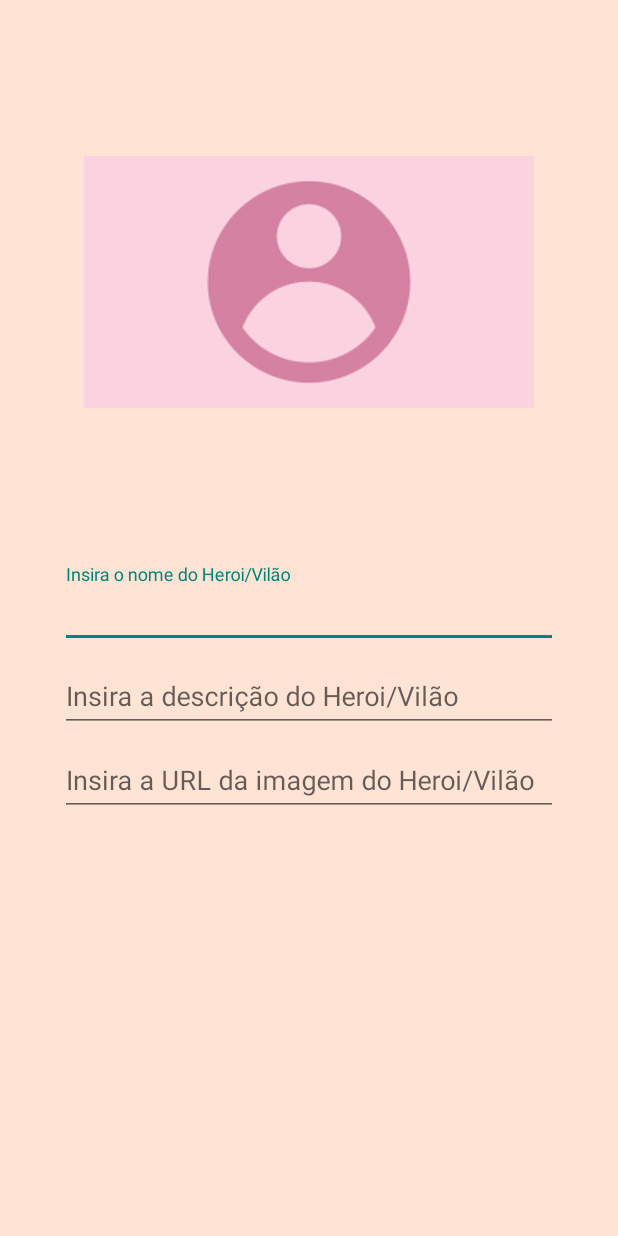
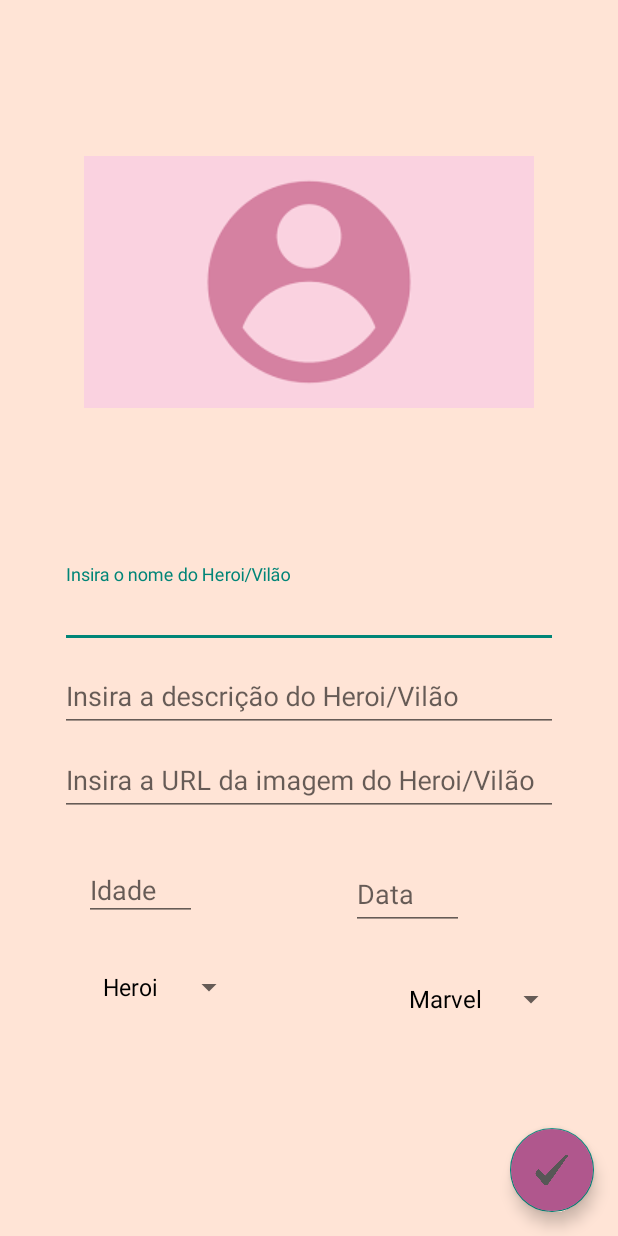
Before and after one commit to Lucielee-mendes/fundatec-heroes, an Android app: the CreateCharacterActivity screen opened directly, with no data from a screen before it, on a phone screen of 412 x 824 dp. Run offline under Robolectric (Android 15) with nearby library versions, the phone set to English and light mode, and no system bars.

Commit message:
character

```diff
--- a/app/src/main/java/com/example/fundatecheroes/createCharacter/view/CreateCharacterActivity.kt
+++ b/app/src/main/java/com/example/fundatecheroes/createCharacter/view/CreateCharacterActivity.kt
@@ -1,12 +1,36 @@
 package com.example.fundatecheroes.createCharacter.view
 
+import android.os.Binder
 import androidx.appcompat.app.AppCompatActivity
 import android.os.Bundle
+import android.widget.ArrayAdapter
+import android.widget.Spinner
 import com.example.fundatecheroes.R
+import com.example.fundatecheroes.databinding.ActivityCreateCharacterBinding
 
 class CreateCharacterActivity : AppCompatActivity() {
+    private  lateinit var binding: ActivityCreateCharacterBinding
+    val characterTypes = arrayOf("Heroi", "Vilão")
+    val companies = arrayOf("Marvel", "DC")
     override fun onCreate(savedInstanceState: Bundle?) {
         super.onCreate(savedInstanceState)
-        setContentView(R.layout.activity_create_character)
+        binding = ActivityCreateCharacterBinding.inflate(layoutInflater)
+        setContentView(binding.root)
+
+        val characterTypeSpinner = findViewById<Spinner>(R.id.tipo_personagem)
+        val characterTypeAdapter = ArrayAdapter<String>(
+            this,
+            android.R.layout.simple_spinner_dropdown_item,
+            characterTypes
+        )
+        characterTypeSpinner.adapter = characterTypeAdapter
+
+        val companySpinner = findViewById<Spinner>(R.id.tipo_empresa)
+        val companyAdapter = ArrayAdapter<String>(
+            this,
+            android.R.layout.simple_spinner_dropdown_item,
+            companies
+        )
+        companySpinner.adapter = companyAdapter
     }
 }
--- a/app/src/main/java/com/example/fundatecheroes/login/view/LoginActivity.kt
+++ b/app/src/main/java/com/example/fundatecheroes/login/view/LoginActivity.kt
@@ -22,6 +22,7 @@ class LoginActivity : AppCompatActivity() {
 
         setContentView(binding.root)
         configButtonLogin()
+        configNewHereButton()
 
         viewModel.state.observe(this) {
             when (it) {
--- a/app/src/main/res/layout/activity_create_character.xml
+++ b/app/src/main/res/layout/activity_create_character.xml
@@ -79,4 +79,77 @@
             android:inputType="textPersonName" />
     </com.google.android.material.textfield.TextInputLayout>
 
+    <com.google.android.material.textfield.TextInputLayout
+        android:id="@+id/textIdade"
+        android:layout_width="150dp"
+        android:layout_height="50dp"
+        android:layout_marginTop="20dp"
+        android:layout_marginRight="150dp"
+        app:layout_constraintEnd_toEndOf="@id/url_img_hero"
+        app:layout_constraintStart_toStartOf="@id/url_img_hero"
+        app:layout_constraintTop_toBottomOf="@+id/url_img_hero">
+
+        <EditText
+            android:id="@+id/editText_idade"
+            android:layout_width="75dp"
+            android:layout_height="wrap_content"
+            android:hint="@string/app_idade"
+            android:imeOptions="actionNext"
+            android:inputType="number"/>
+    </com.google.android.material.textfield.TextInputLayout>
+
+    <com.google.android.material.textfield.TextInputLayout
+        android:id="@+id/etData"
+        android:layout_width="150dp"
+        android:layout_height="50dp"
+        android:layout_marginTop="20dp"
+        app:layout_constraintEnd_toEndOf="@id/url_img_hero"
+        app:layout_constraintStart_toEndOf="@+id/textIdade"
+        app:layout_constraintTop_toBottomOf="@+id/url_img_hero">
+
+    <EditText
+        android:id="@+id/bt_data"
+        android:layout_width="75dp"
+        android:layout_height="45dp"
+        android:hint="@string/data"
+        android:imeOptions="actionNext"
+        android:inputType="text"
+        />
+    </com.google.android.material.textfield.TextInputLayout>
+
+
+    <Spinner
+        android:id="@+id/tipo_personagem"
+        android:layout_width="wrap_content"
+        android:layout_height="wrap_content"
+        android:layout_marginTop="20dp"
+        app:layout_constraintEnd_toEndOf="@+id/textIdade"
+        app:layout_constraintHorizontal_bias="0.092"
+        app:layout_constraintStart_toStartOf="@id/textIdade"
+        app:layout_constraintTop_toBottomOf="@id/textIdade" />
+
+    <Spinner
+        android:id="@+id/tipo_empresa"
+        android:layout_width="wrap_content"
+        android:layout_height="wrap_content"
+        android:layout_marginTop="28dp"
+        app:layout_constraintEnd_toEndOf="@id/url_img_hero"
+        app:layout_constraintHorizontal_bias="0.75"
+        app:layout_constraintStart_toEndOf="@id/tipo_personagem"
+        app:layout_constraintTop_toBottomOf="@id/etData" />
+
+    <com.google.android.material.floatingactionbutton.FloatingActionButton
+        android:id="@+id/floating_button"
+        android:layout_width="wrap_content"
+        android:layout_height="wrap_content"
+        android:layout_gravity="end|bottom"
+        android:src="@drawable/check"
+        android:contentDescription="@string/app_criar_personagem"
+        android:layout_margin="16dp"
+        app:layout_constraintBottom_toBottomOf="parent"
+        app:layout_constraintEnd_toEndOf="parent"
+        android:backgroundTint="@color/corBotao"
+
+        />
+
 </androidx.constraintlayout.widget.ConstraintLayout>
--- a/app/src/main/res/layout/activity_home.xml
+++ b/app/src/main/res/layout/activity_home.xml
@@ -22,6 +22,8 @@
       android:layout_width="match_parent"
       android:layout_height="wrap_content"
       android:text="Remover personagem"
+      android:background="@color/corBotao"
+      android:textColor="@color/white"
       app:layout_constraintEnd_toEndOf="parent"
       app:layout_constraintStart_toStartOf="parent"
       app:layout_constraintBottom_toBottomOf="parent"/>
--- a/app/src/main/res/values/strings.xml
+++ b/app/src/main/res/values/strings.xml
@@ -5,4 +5,7 @@
     <string name="nomeHerois">Insira o nome do Heroi/Vilão</string>
     <string name="description">Insira a descrição do Heroi/Vilão</string>
     <string name="utlImagemHeroi">Insira a URL da imagem do Heroi/Vilão</string>
+    <string name="app_idade">Idade</string>
+    <string name="app_criar_personagem">Criar personagem</string>
+    <string name="data">Data</string>
 </resources>
```
Also changed, not shown: app/src/main/res/drawable/check.png (added), app/src/main/res/drawable/images.png (added).
